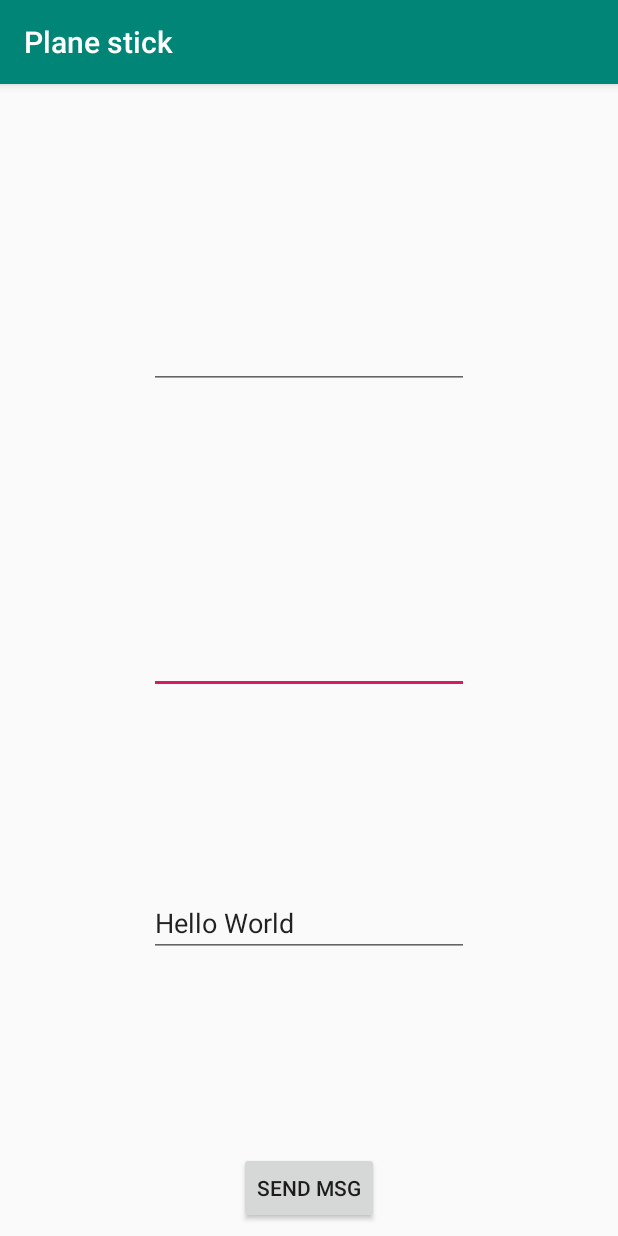
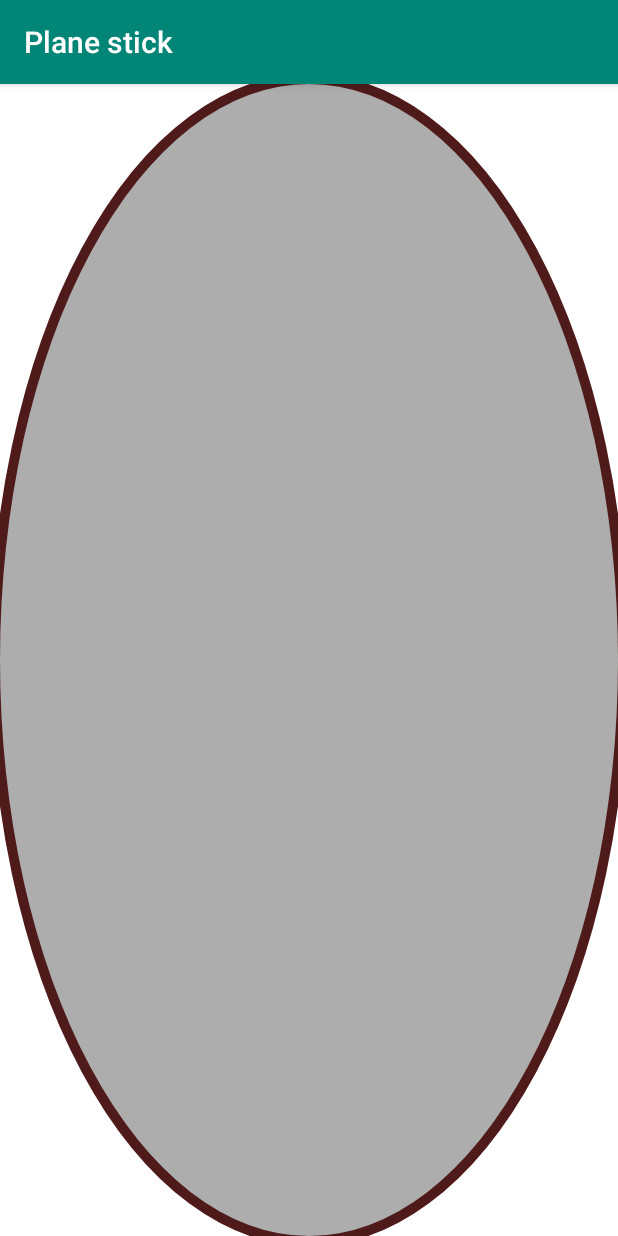
Before and after one commit to Meniakk/FlightApp, an Android app: the JoyStickActivity screen opened directly, with no data from a screen before it, on a phone screen of 412 x 824 dp. Run offline under Robolectric (Android 15) with nearby library versions, the phone set to English and light mode, and no system bars.

Commit message:
added joystick

```diff
--- a/app/src/main/java/com/example/firstapp/ex4/JoyStickActivity.kt
+++ b/app/src/main/java/com/example/firstapp/ex4/JoyStickActivity.kt
@@ -2,6 +2,7 @@ package com.example.firstapp.ex4
 
 import android.content.Context
 import android.content.Intent
+import android.graphics.*
 import android.support.v7.app.AppCompatActivity
 import android.os.Bundle
 import android.widget.EditText
@@ -12,7 +13,111 @@ import java.io.*
 import java.net.Inet4Address
 import java.net.InetAddress
 import java.net.Socket
+import android.graphics.Paint.ANTI_ALIAS_FLAG
+import android.graphics.drawable.BitmapDrawable
+import android.support.v4.view.MotionEventCompat
+import android.view.MotionEvent
+import android.view.MotionEvent.INVALID_POINTER_ID
+import android.view.ScaleGestureDetector
 
+
+class JoyStickDrawing (context: Context): View (context) {
+
+    // The ‘active pointer’ is the one currently moving our object.
+    private var mActivePointerId = INVALID_POINTER_ID
+    private var xPos : Float = 0.toFloat()
+    private var yPos : Float = 0.toFloat()
+    private var radius : Float = 0.toFloat()
+
+    override fun onSizeChanged(w: Int, h: Int, oldw: Int, oldh: Int) {
+        super.onSizeChanged(w, h, oldw, oldh)
+        xPos = (width / 2).toFloat()
+        yPos = (height / 2).toFloat()
+    }
+
+    override fun dispatchTouchEvent(event: MotionEvent?): Boolean {
+        val action = event!!.actionMasked
+        //TODO PREVENT LEAVING OVAL
+        when (action) {
+            MotionEvent.ACTION_DOWN, MotionEvent.ACTION_MOVE, MotionEvent.ACTION_UP -> {
+                var xTouch = event.getX()
+                var yTouch = event.getY()
+
+                // Check if the new position is inside the joystick
+                if (((xPos + radius) >= xTouch) && ((xPos - radius) <= xTouch)
+                    && ((yPos + radius) >= yTouch) && ((yPos - radius) <= yTouch)) {
+                    xPos = event.getX()
+                    yPos = event.getY()
+                    // Save the ID of this pointer (for dragging)
+                    mActivePointerId = event.getPointerId(0)
+                    invalidate()
+                }
+            }
+
+            MotionEvent.ACTION_CANCEL -> {
+                xPos = (width / 2).toFloat()
+                yPos = (height / 2).toFloat()
+            }
+        }
+        return true
+    }
+
+    override fun onDraw(canvas: Canvas?) {
+        super.onDraw(canvas)
+        canvas!!.drawRGB (255, 255, 255)
+        val width = getWidth()
+        val height = getHeight()
+
+        val brush = Paint()
+        brush.setARGB (255, 79, 26, 26)
+        brush.setStrokeWidth(20f)
+        brush.setStyle(Paint.Style.STROKE)
+        val screen = RectF(0f, 0f, width.toFloat(), height.toFloat())
+        canvas.drawOval(screen, brush)
+
+        brush.setStyle(Paint.Style.FILL)
+        brush.setARGB (255, 173, 173, 173)
+        canvas.drawOval(screen, brush)
+
+        val minor: Int
+        if (width < height)
+            minor = width
+        else
+            minor = height
+
+        brush.setStyle(Paint.Style.FILL)
+        brush.setARGB (255, 204, 0, 0)
+        if (xPos == 0.0f && yPos == 0.0f) {
+            xPos = (width / 2).toFloat()
+            yPos = (height / 2).toFloat()
+            radius = (minor / 8).toFloat()
+        }
+        canvas.drawCircle(xPos, yPos, radius, brush)
+    }
+
+    /*override fun onTouchEvent(event: MotionEvent?): Boolean {
+        val action = event!!.actionMasked
+
+        when (action) {
+            MotionEvent.ACTION_DOWN, MotionEvent.ACTION_MOVE, MotionEvent.ACTION_UP -> {
+                event.also { pointerIndex ->
+                    // Remember where we started (for dragging)
+                    xPos = event.getX()
+                    yPos = event.getY()
+                }
+
+                // Save the ID of this pointer (for dragging)
+                mActivePointerId = event.getPointerId(0)
+            }
+
+            MotionEvent.ACTION_CANCEL -> {
+                xPos = (width / 2).toFloat()
+                yPos = (height / 2).toFloat()
+            }
+        }
+        return true
+    }*/
+}
 
 class JoyStickActivity : AppCompatActivity() {
 
@@ -24,18 +129,18 @@ class JoyStickActivity : AppCompatActivity() {
 
     override fun onCreate(savedInstanceState: Bundle?) {
         super.onCreate(savedInstanceState)
-        setContentView(R.layout.activity_joy_stick)
+        setContentView(JoyStickDrawing(this))
 
         ip = intent.getStringExtra("IP")
         port = intent.getStringExtra("PORT")
 
         ConnectTask().run()
 
-        findViewById<EditText>(R.id.editText111).setText(ip)
-        findViewById<EditText>(R.id.editText222).setText(port)
+        //findViewById<EditText>(R.id.editText111).setText(ip)
+        //findViewById<EditText>(R.id.editText222).setText(port)
     }
 
-    fun onClickBtn(v: View) {
+    /*fun onClickBtn(v: View) {
 
         val msg : String = (findViewById<EditText>(R.id.msg_edittext)).text.toString() + "\n"
 
@@ -53,7 +158,7 @@ class JoyStickActivity : AppCompatActivity() {
         } else {
             Log.e("ERROR", "Could not send message")
         }
-    }
+    }*/
 
     override fun onDestroy() {
         DisconnectTask().run()
--- a/app/src/main/res/layout/activity_joy_stick.xml
+++ b/app/src/main/res/layout/activity_joy_stick.xml
@@ -5,46 +5,10 @@
         xmlns:app="http://schemas.android.com/apk/res-auto"
         android:layout_width="match_parent"
         android:layout_height="match_parent"
-        tools:context=".JoyStickActivity">
-    <EditText
-            android:layout_width="wrap_content"
-            android:layout_height="wrap_content"
-            android:inputType="textPersonName"
-            android:text="Name"
-            android:ems="10"
-            android:id="@+id/editText111" android:layout_marginBottom="8dp"
-            app:layout_constraintBottom_toBottomOf="parent" android:layout_marginEnd="8dp"
-            app:layout_constraintEnd_toEndOf="parent" android:layout_marginTop="8dp"
-            app:layout_constraintTop_toTopOf="parent" android:layout_marginStart="8dp"
-            app:layout_constraintStart_toStartOf="parent"/>
-    <EditText
-            android:layout_width="wrap_content"
-            android:layout_height="wrap_content"
-            android:inputType="textPersonName"
-            android:text="Name"
-            android:ems="10"
-            android:id="@+id/editText222" android:layout_marginBottom="8dp"
-            app:layout_constraintBottom_toTopOf="@+id/editText111" android:layout_marginStart="8dp"
-            app:layout_constraintStart_toStartOf="parent" android:layout_marginTop="8dp"
-            app:layout_constraintTop_toTopOf="parent" android:layout_marginEnd="8dp"
-            app:layout_constraintEnd_toEndOf="parent"/>
-    <EditText
-            android:layout_width="wrap_content"
-            android:layout_height="wrap_content"
-            android:inputType="textPersonName"
-            android:text="Hello World"
-            android:ems="10"
-            android:id="@+id/msg_edittext" android:layout_marginTop="8dp"
-            app:layout_constraintTop_toBottomOf="@+id/editText111" android:layout_marginEnd="8dp"
-            app:layout_constraintEnd_toEndOf="parent" android:layout_marginStart="8dp"
-            app:layout_constraintStart_toStartOf="parent" android:layout_marginBottom="8dp"
-            app:layout_constraintBottom_toTopOf="@+id/button2"/>
-    <Button
-            android:text="Send msg"
-            android:layout_width="wrap_content"
-            android:layout_height="wrap_content" android:id="@+id/button2"
-            android:layout_marginBottom="8dp"
-            app:layout_constraintBottom_toBottomOf="parent" app:layout_constraintStart_toStartOf="parent"
-            android:layout_marginStart="8dp" app:layout_constraintEnd_toEndOf="parent" android:layout_marginEnd="8dp"
-            android:onClick="onClickBtn"/>
+        tools:context=".JoyStickActivity"
+        android:focusable="false"
+        android:focusableInTouchMode="false">
+
+
+
 </android.support.constraint.ConstraintLayout>
```
